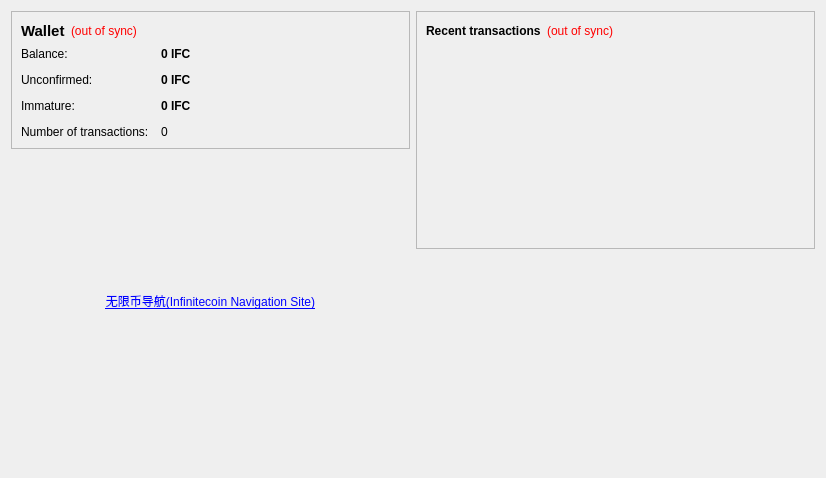
Old version of the form src/qt/forms/overviewpage.ui in the repository infinitecoin/infinitecoin.
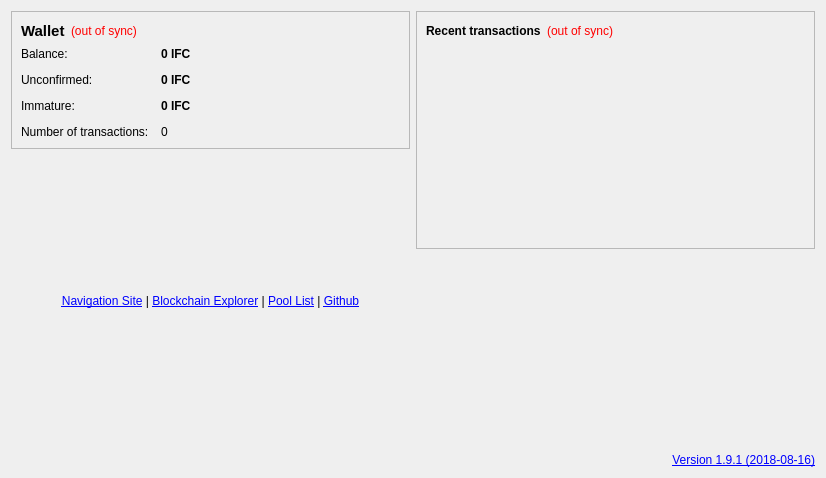
New version of the form. Icons and pictures are not drawn.

Diff of the .ui file:
```diff
--- a/src/qt/forms/overviewpage.ui
+++ b/src/qt/forms/overviewpage.ui
@@ -214,7 +214,7 @@
         <string notr="true"/>
        </property>
        <property name="text">
-        <string notr="true">&lt;html&gt;&lt;head/&gt;&lt;body&gt;&lt;p&gt;&lt;a href=&quot;https://ifc.1e9.cc/ifc/price/?r=ifc1884&quot;&gt;&lt;span style=&quot; text-decoration: underline; color:#0000ff;&quot;&gt;无限币导航(Infinitecoin Navigation Site)&lt;/span&gt;&lt;/a&gt;&lt;/p&gt;&lt;/body&gt;&lt;/html&gt;</string>
+        <string>&lt;html&gt;&lt;head/&gt;&lt;body&gt;&lt;p&gt;&lt;a href=&quot;http://www.ifc123.top/?r=ifc1910&quot;&gt;&lt;span style=&quot; text-decoration: underline; color:#0000ff;&quot;&gt;Navigation Site&lt;/span&gt;&lt;/a&gt; | &lt;a href=&quot;https://chainz.cryptoid.info/ifc/&quot;&gt;&lt;span style=&quot; text-decoration: underline; color:#0000ff;&quot;&gt;Blockchain Explorer&lt;/span&gt;&lt;/a&gt; | &lt;a href=&quot;https://www.ifc123.net/archives/147.html&quot;&gt;&lt;span style=&quot; text-decoration: underline; color:#0000ff;&quot;&gt;Pool List&lt;/span&gt;&lt;/a&gt; | &lt;a href=&quot;https://github.com/withu2018/infinitecoin&quot;&gt;&lt;span style=&quot; text-decoration: underline; color:#0000ff;&quot;&gt;Github&lt;/span&gt;&lt;/a&gt;&lt;/p&gt;&lt;/body&gt;&lt;/html&gt;</string>
        </property>
        <property name="alignment">
         <set>Qt::AlignCenter</set>
@@ -233,8 +233,8 @@
         <widget class="QLabel" name="label_6">
          <property name="maximumSize">
           <size>
-           <width>164</width>
-           <height>164</height>
+           <width>128</width>
+           <height>128</height>
           </size>
          </property>
          <property name="text">
@@ -357,6 +357,41 @@
        </property>
       </spacer>
      </item>
+     <item>
+      <widget class="QLabel" name="label_8">
+       <property name="font">
+        <font>
+         <pointsize>9</pointsize>
+         <weight>50</weight>
+         <italic>false</italic>
+         <bold>false</bold>
+         <underline>false</underline>
+         <strikeout>false</strikeout>
+        </font>
+       </property>
+       <property name="cursor">
+        <cursorShape>PointingHandCursor</cursorShape>
+       </property>
+       <property name="mouseTracking">
+        <bool>true</bool>
+       </property>
+       <property name="styleSheet">
+        <string notr="true"/>
+       </property>
+       <property name="text">
+        <string>&lt;html&gt;&lt;head/&gt;&lt;body&gt;&lt;p&gt;&lt;a href=&quot;https://www.ifc123.net/archives/108.html&quot;&gt;&lt;span style=&quot; text-decoration: underline; color:#0000ff;&quot;&gt;Version 1.9.1 (2018-08-16)&lt;/span&gt;&lt;/a&gt;&lt;/p&gt;&lt;/body&gt;&lt;/html&gt;</string>
+       </property>
+       <property name="alignment">
+        <set>Qt::AlignRight|Qt::AlignTrailing|Qt::AlignVCenter</set>
+       </property>
+       <property name="openExternalLinks">
+        <bool>true</bool>
+       </property>
+       <property name="textInteractionFlags">
+        <set>Qt::LinksAccessibleByKeyboard|Qt::LinksAccessibleByMouse</set>
+       </property>
+      </widget>
+     </item>
     </layout>
    </item>
   </layout>
```
